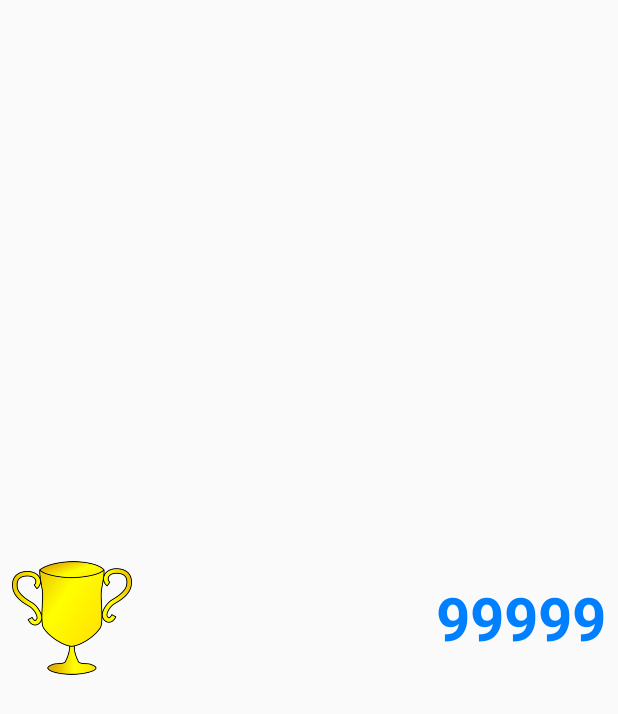
After one commit to 3bugs/WordQuizGame_Class_SU, an Android app: the layout high_score_row.xml on its own in the app's theme, with its tools: preview values and no code run, on a phone screen of 412 x 824 dp. The commit adds this screen. Shown: the top 714 px of the screen. Run offline under Robolectric (Android 15) with nearby library versions, the phone set to English and light mode, and no system bars.

Commit message:
Add ScoreDb class (A class that encapsulates database helper class and database logic) Edit GameActivity and HighScoreActivity to use the new ScoreDb class instead of MyHelper class Update item layout of high score list

```diff
--- /dev/null
+++ b/app/src/main/res/layout/high_score_row.xml
@@ -0,0 +1,25 @@
+<LinearLayout xmlns:android="http://schemas.android.com/apk/res/android"
+              android:layout_width="match_parent"
+              android:layout_height="match_parent"
+              android:gravity="center_vertical"
+              android:orientation="horizontal"
+              android:padding="8dp">
+
+    <ImageView
+        android:id="@+id/trophyImageView"
+        android:layout_width="80dp"
+        android:layout_height="80dp"
+        android:src="@drawable/trophy"/>
+
+    <TextView
+        android:id="@+id/scoreTextView"
+        android:layout_width="0dp"
+        android:layout_height="wrap_content"
+        android:layout_weight="1"
+        android:gravity="right"
+        android:text="99999"
+        android:textColor="#0080ff"
+        android:textSize="40sp"
+        android:textStyle="bold"/>
+
+</LinearLayout>
```
Also changed, not shown: app/src/main/AndroidManifest.xml (+11 -7 lines), app/src/main/java/com/example/wordquizgame/GameActivity.java (+23 -3 lines), app/src/main/java/com/example/wordquizgame/HighScoreActivity.java (+12 -9 lines), app/src/main/java/com/example/wordquizgame/MainActivity.java (+54 -1 lines), app/src/main/java/com/example/wordquizgame/db/MyHelper.java (deleted, +0 -46 lines), app/src/main/java/com/example/wordquizgame/db/ScoreDb.java (added, +88 -0 lines), app/src/main/res/drawable/trophy.png (added).
